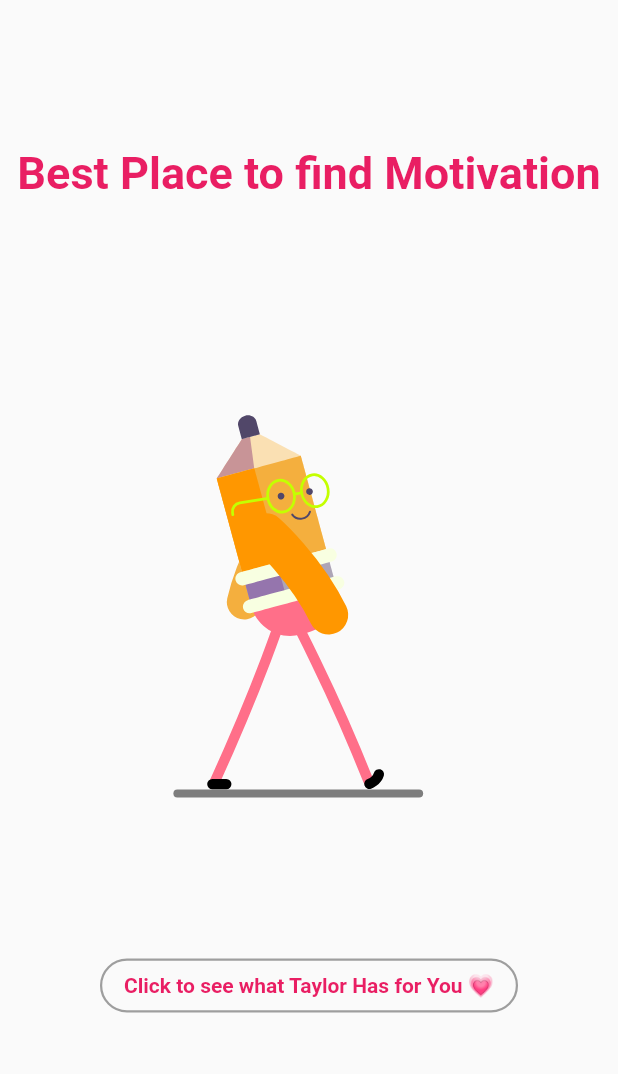
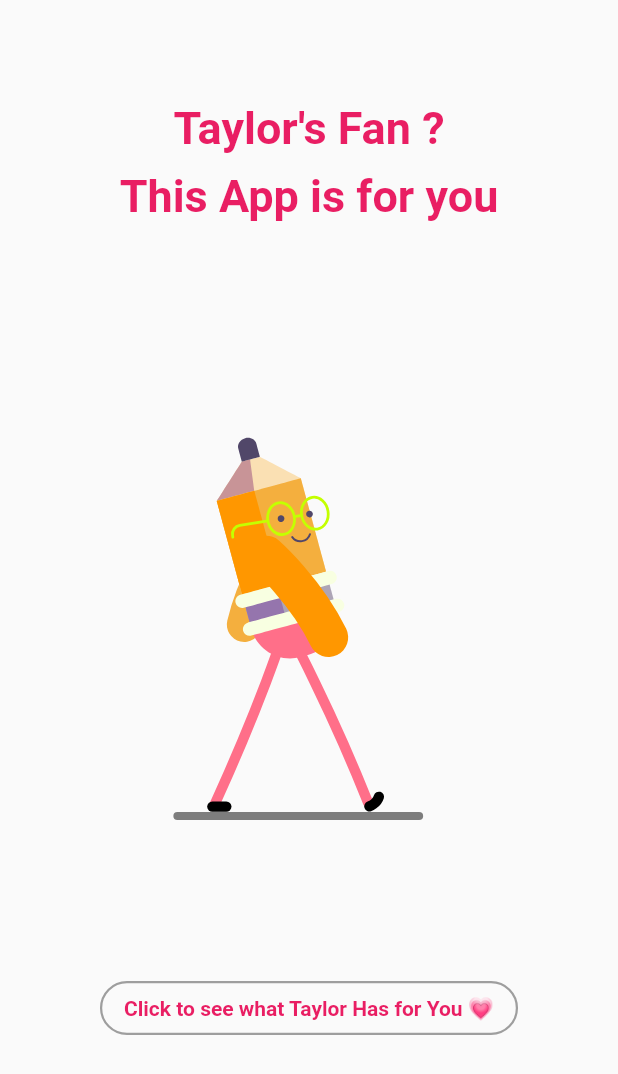
Before and after one commit to dhruv1345/taylormagic, a Flutter app: the screen it shows after launch, on a phone screen of 412 x 824 dp. Shown: the top 1074 px of the screen. Run offline on Flutter 3.47's test engine with Material 2 defaults, Android fonts, the phone set to English and light mode, and no system bars; drawn by our look-alikes of lottie; our stand-ins replace share_plus.

Commit message:
changed headline

```diff
--- a/lib/splashscreen.dart
+++ b/lib/splashscreen.dart
@@ -14,12 +14,14 @@ class splashScreen extends StatelessWidget {
           child: SingleChildScrollView(
             child: Column(
               children: [
-                SizedBox(height: 90),
+                SizedBox(height: 60),
                 Center(
                   child: Padding(
                     padding: const EdgeInsets.all(8.0),
-                    child: const Text(
-                      'Best Place to find Motivation',
+                    child: Column(
+                      children: [
+                        const Text(
+                          'Taylor\'s Fan ?',
                           textAlign: TextAlign.center,
                           style: TextStyle(
                               fontSize: 30,
@@ -27,6 +29,19 @@ class splashScreen extends StatelessWidget {
                               // fontFamily: 'OpenSans-Light',
                               // color: Color.fromARGB(255, 168, 198, 169),
                               color: Colors.pink),
+                        ),
+                        SizedBox(height: 10),
+                        Text(
+                          'This App is for you',
+                          textAlign: TextAlign.center,
+                          style: TextStyle(
+                              fontSize: 30,
+                              fontWeight: FontWeight.bold,
+                              // fontFamily: 'OpenSans-Light',
+                              // color: Color.fromARGB(255, 168, 198, 169),
+                              color: Colors.pink),
+                        ),
+                      ],
                     ),
                   ),
                 ),
```
Lines whose indentation alone changed are shown as unchanged.
